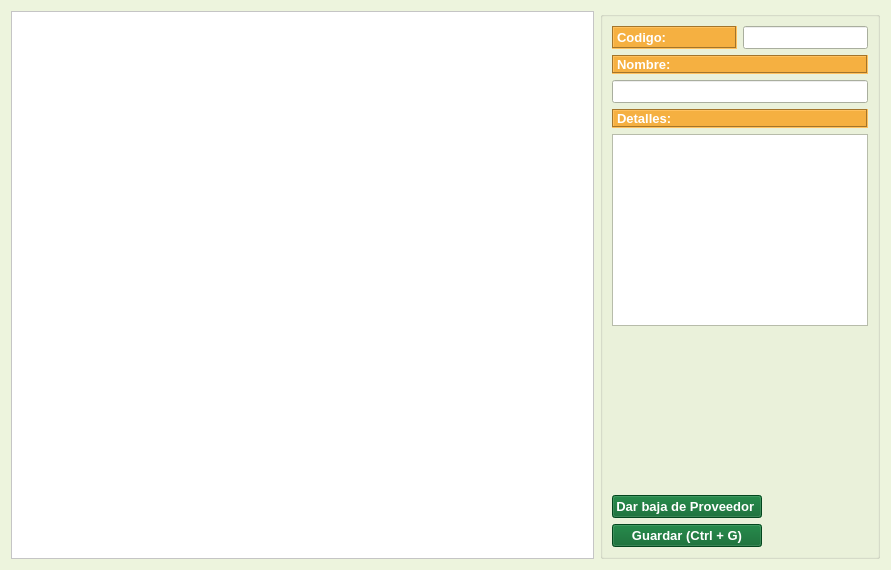
Old version of the form gui/listas/listaProveedores.ui in the repository shae-ra/sindicato.
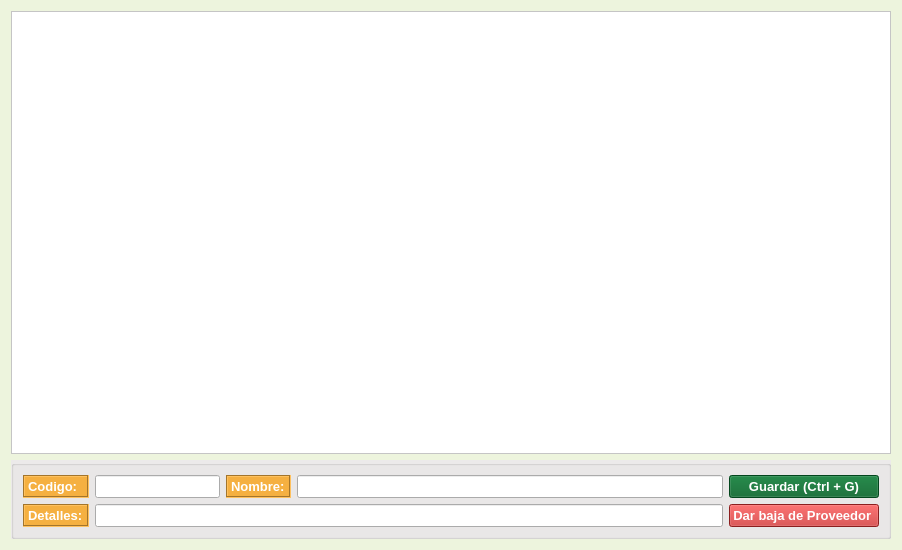
New version of the form. Icons and pictures are not drawn.

Patch:
```diff
--- a/gui/listas/listaProveedores.ui
+++ b/gui/listas/listaProveedores.ui
@@ -6,8 +6,8 @@
    <rect>
     <x>0</x>
     <y>0</y>
-    <width>891</width>
-    <height>570</height>
+    <width>902</width>
+    <height>550</height>
    </rect>
   </property>
   <property name="palette">
@@ -428,10 +428,8 @@
   <property name="windowTitle">
    <string/>
   </property>
-  <layout class="QGridLayout" name="gridLayout_5">
+  <layout class="QGridLayout" name="gridLayout_2" rowstretch="100,0">
    <item row="0" column="0">
-    <layout class="QGridLayout" name="gridLayout_2" rowstretch="5" columnstretch="85,15,0">
-     <item row="0" column="0" colspan="2">
       <widget class="QTableView" name="tbl_articulos">
        <property name="palette">
         <palette>
@@ -870,117 +868,18 @@
        </attribute>
       </widget>
      </item>
-     <item row="0" column="2">
+   <item row="1" column="0">
       <widget class="QGroupBox" name="groupBox">
+     <property name="styleSheet">
+      <string notr="true">#groupBox{
+background-color: #ECEAEA;
+}</string>
+     </property>
        <property name="title">
         <string/>
        </property>
        <layout class="QGridLayout" name="gridLayout">
-        <item row="3" column="0">
-         <widget class="QPushButton" name="btn_eliminar">
-          <property name="sizePolicy">
-           <sizepolicy hsizetype="Fixed" vsizetype="Fixed">
-            <horstretch>0</horstretch>
-            <verstretch>0</verstretch>
-           </sizepolicy>
-          </property>
-          <property name="maximumSize">
-           <size>
-            <width>285</width>
-            <height>200</height>
-           </size>
-          </property>
-          <property name="font">
-           <font>
-            <family>MS Shell Dlg 2</family>
-            <pointsize>10</pointsize>
-            <weight>75</weight>
-            <bold>true</bold>
-           </font>
-          </property>
-          <property name="styleSheet">
-           <string notr="true">#btn_eliminar{
-background-color:#046228;
-color: #ffffff
-}
-
-#btn_eliminar:hover{
-background-color:#149144;
-}
-</string>
-          </property>
-          <property name="text">
-           <string>Dar baja de Proveedor </string>
-          </property>
-          <property name="icon">
-           <iconset>
-            <normaloff>../iconos/delete.ico</normaloff>../iconos/delete.ico</iconset>
-          </property>
-          <property name="iconSize">
-           <size>
-            <width>30</width>
-            <height>30</height>
-           </size>
-          </property>
-          <property name="shortcut">
-           <string>Ctrl+N</string>
-          </property>
-         </widget>
-        </item>
-        <item row="5" column="0">
-         <widget class="QPushButton" name="btn_guardar">
-          <property name="sizePolicy">
-           <sizepolicy hsizetype="Fixed" vsizetype="Fixed">
-            <horstretch>0</horstretch>
-            <verstretch>0</verstretch>
-           </sizepolicy>
-          </property>
-          <property name="maximumSize">
-           <size>
-            <width>242</width>
-            <height>200</height>
-           </size>
-          </property>
-          <property name="font">
-           <font>
-            <family>MS Shell Dlg 2</family>
-            <pointsize>10</pointsize>
-            <weight>75</weight>
-            <bold>true</bold>
-           </font>
-          </property>
-          <property name="styleSheet">
-           <string notr="true">#btn_guardar{
-background-color:#046228;
-color: #ffffff
-}
-
-#btn_guardar:hover{
-background-color:#149144;
-}
-</string>
-          </property>
-          <property name="text">
-           <string>Guardar (Ctrl + G)</string>
-          </property>
-          <property name="icon">
-           <iconset>
-            <normaloff>../iconos/apply.ico</normaloff>../iconos/apply.ico</iconset>
-          </property>
-          <property name="iconSize">
-           <size>
-            <width>30</width>
-            <height>30</height>
-           </size>
-          </property>
-          <property name="shortcut">
-           <string>Ctrl+N</string>
-          </property>
-         </widget>
-        </item>
-        <item row="0" column="0" colspan="2">
-         <layout class="QGridLayout" name="gridLayout_4" columnstretch="30,0">
-          <item row="0" column="1">
+      <item row="0" column="1" colspan="2">
            <widget class="QLineEdit" name="lineEdit_3">
             <property name="sizePolicy">
              <sizepolicy hsizetype="Expanding" vsizetype="Expanding">
@@ -1031,25 +930,7 @@
             </property>
            </widget>
           </item>
-          <item row="2" column="0" colspan="2">
-           <widget class="QLineEdit" name="lineEdit_6">
-            <property name="sizePolicy">
-             <sizepolicy hsizetype="Expanding" vsizetype="Expanding">
-              <horstretch>0</horstretch>
-              <verstretch>0</verstretch>
-             </sizepolicy>
-            </property>
-            <property name="font">
-             <font>
-              <family>MS Shell Dlg 2</family>
-              <pointsize>10</pointsize>
-              <weight>75</weight>
-              <bold>true</bold>
-             </font>
-            </property>
-           </widget>
-          </item>
-          <item row="1" column="0" colspan="2">
+      <item row="0" column="3">
            <widget class="QLabel" name="label_7">
             <property name="font">
              <font>
@@ -1076,10 +957,25 @@
             </property>
            </widget>
           </item>
-          <item row="4" column="0" colspan="2">
-           <widget class="QPlainTextEdit" name="plainTextEdit"/>
-          </item>
-          <item row="3" column="0" colspan="2">
+      <item row="0" column="4">
+       <widget class="QLineEdit" name="lineEdit_6">
+        <property name="sizePolicy">
+         <sizepolicy hsizetype="Expanding" vsizetype="Expanding">
+          <horstretch>0</horstretch>
+          <verstretch>0</verstretch>
+         </sizepolicy>
+        </property>
+        <property name="font">
+         <font>
+          <family>MS Shell Dlg 2</family>
+          <pointsize>10</pointsize>
+          <weight>75</weight>
+          <bold>true</bold>
+         </font>
+        </property>
+       </widget>
+      </item>
+      <item row="1" column="0">
            <widget class="QLabel" name="label_8">
             <property name="sizePolicy">
              <sizepolicy hsizetype="Preferred" vsizetype="Expanding">
@@ -1112,25 +1008,128 @@
             </property>
            </widget>
           </item>
-         </layout>
-        </item>
-        <item row="1" column="0" colspan="2">
-         <spacer name="verticalSpacer">
-          <property name="orientation">
-           <enum>Qt::Vertical</enum>
-          </property>
-          <property name="sizeHint" stdset="0">
+      <item row="1" column="1" colspan="4">
+       <widget class="QLineEdit" name="lineEdit_7">
+        <property name="sizePolicy">
+         <sizepolicy hsizetype="Expanding" vsizetype="Expanding">
+          <horstretch>0</horstretch>
+          <verstretch>0</verstretch>
+         </sizepolicy>
+        </property>
+        <property name="font">
+         <font>
+          <family>MS Shell Dlg 2</family>
+          <pointsize>10</pointsize>
+          <weight>75</weight>
+          <bold>true</bold>
+         </font>
+        </property>
+       </widget>
+      </item>
+      <item row="0" column="5">
+       <widget class="QPushButton" name="btn_guardar">
+        <property name="sizePolicy">
+         <sizepolicy hsizetype="Fixed" vsizetype="Fixed">
+          <horstretch>0</horstretch>
+          <verstretch>0</verstretch>
+         </sizepolicy>
+        </property>
+        <property name="maximumSize">
            <size>
-            <width>20</width>
-            <height>40</height>
-           </size>
-          </property>
-         </spacer>
-        </item>
-       </layout>
+          <width>242</width>
+          <height>200</height>
+         </size>
+        </property>
+        <property name="font">
+         <font>
+          <family>MS Shell Dlg 2</family>
+          <pointsize>10</pointsize>
+          <weight>75</weight>
+          <bold>true</bold>
+         </font>
+        </property>
+        <property name="styleSheet">
+         <string notr="true">#btn_guardar{
+background-color:#046228;
+color: #ffffff
+}
+
+#btn_guardar:hover{
+background-color:#149144;
+}
+</string>
+        </property>
+        <property name="text">
+         <string>Guardar (Ctrl + G)</string>
+        </property>
+        <property name="icon">
+         <iconset>
+          <normaloff>../iconos/apply.ico</normaloff>../iconos/apply.ico</iconset>
+        </property>
+        <property name="iconSize">
+         <size>
+          <width>30</width>
+          <height>30</height>
+         </size>
+        </property>
+        <property name="shortcut">
+         <string>Ctrl+N</string>
+        </property>
+       </widget>
+      </item>
+      <item row="1" column="5">
+       <widget class="QPushButton" name="btn_eliminar">
+        <property name="sizePolicy">
+         <sizepolicy hsizetype="Fixed" vsizetype="Fixed">
+          <horstretch>0</horstretch>
+          <verstretch>0</verstretch>
+         </sizepolicy>
+        </property>
+        <property name="maximumSize">
+         <size>
+          <width>285</width>
+          <height>200</height>
+         </size>
+        </property>
+        <property name="font">
+         <font>
+          <family>MS Shell Dlg 2</family>
+          <pointsize>10</pointsize>
+          <weight>75</weight>
+          <bold>true</bold>
+         </font>
+        </property>
+        <property name="styleSheet">
+         <string notr="true">#btn_eliminar{
+background-color:#C42B2B;
+color: #ffffff
+}
+
+#btn_eliminar:hover{
+background-color:#CB3737;
+}
+</string>
+        </property>
+        <property name="text">
+         <string>Dar baja de Proveedor </string>
+        </property>
+        <property name="icon">
+         <iconset>
+          <normaloff>../iconos/delete.ico</normaloff>../iconos/delete.ico</iconset>
+        </property>
+        <property name="iconSize">
+         <size>
+          <width>30</width>
+          <height>30</height>
+         </size>
+        </property>
+        <property name="shortcut">
+         <string>Ctrl+N</string>
+        </property>
       </widget>
      </item>
     </layout>
+    </widget>
    </item>
   </layout>
  </widget>
```
Left out of the diff: 3 changed lines with no effect on the pictures. Lines whose indentation alone changed are shown as unchanged.
